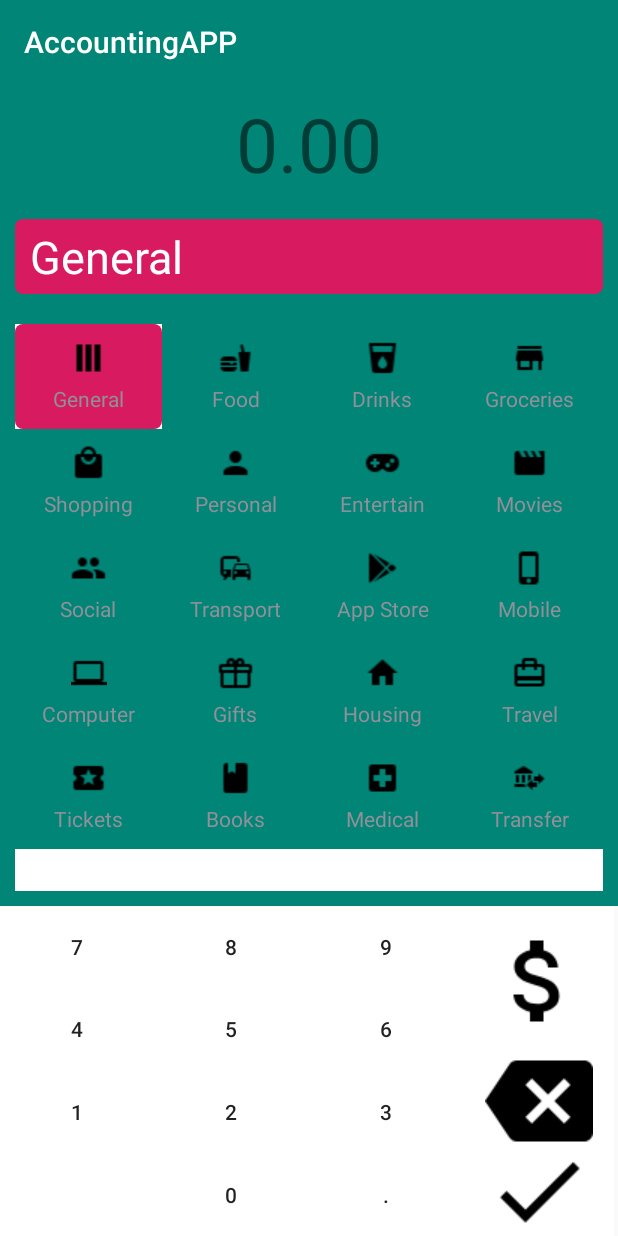
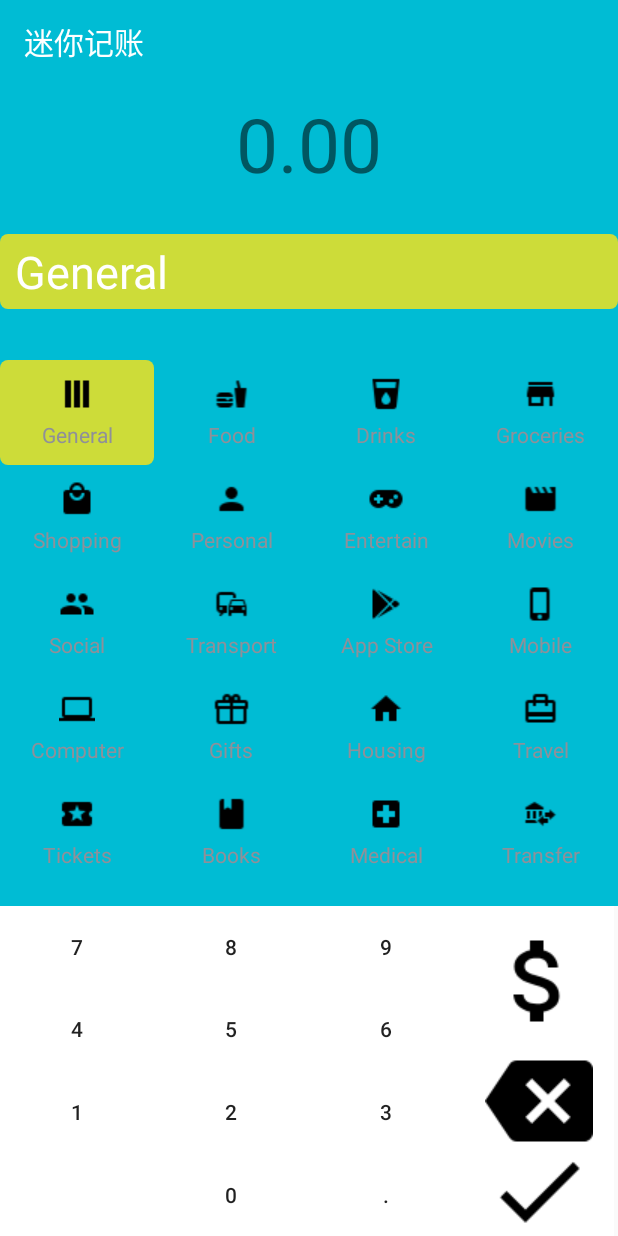
Before and after one commit to weidiezeng/AccountingApp, an Android app: the screen it shows after launch (AddRecordActivity), after a tap on an icon or button, on a phone screen of 412 x 824 dp. Run offline under Robolectric (Android 15) with nearby library versions, the phone set to English and light mode, and no system bars; libraries missing offline, so code that uses them is left out: com.robinhood.ticker; 2 statements that could not run were skipped.

Commit message:
ui优化

```diff
--- a/app/src/main/AndroidManifest.xml
+++ b/app/src/main/AndroidManifest.xml
@@ -4,7 +4,7 @@
 
     <application
         android:allowBackup="true"
-        android:icon="@mipmap/ic_launcher"
+        android:icon="@mipmap/accountingapp"
         android:label="@string/app_name"
         android:roundIcon="@mipmap/ic_launcher_round"
         android:supportsRtl="true"
@@ -17,8 +17,8 @@
             </intent-filter>
         </activity>
         <activity
-            android:windowSoftInputMode="adjustPan"
-            android:name=".AddRecordActivity"></activity>
+            android:name=".AddRecordActivity"
+            android:windowSoftInputMode="adjustPan" />
     </application>
 
 </manifest>
--- a/app/src/main/java/com/example/administrator/accountingapp/CategoryResBean.java
+++ b/app/src/main/java/com/example/administrator/accountingapp/CategoryResBean.java
@@ -1,5 +1,8 @@
 package com.example.administrator.accountingapp;
 
+/**
+ * 定义数据类型
+ */
 public class CategoryResBean {
     String title;
     int resBlack;
--- a/app/src/main/java/com/example/administrator/accountingapp/DateUtil.java
+++ b/app/src/main/java/com/example/administrator/accountingapp/DateUtil.java
@@ -4,6 +4,9 @@ import java.text.SimpleDateFormat;
 import java.util.Calendar;
 import java.util.Date;
 
+/**
+ *
+ */
 public class DateUtil {//将unix时间->11:11
     public static String getFormattedTime(long timeStamp){//静态方法不需要初始化实例
         SimpleDateFormat format=new SimpleDateFormat("HH:mm");
@@ -18,13 +21,14 @@ public class DateUtil {//将unix时间->11:11
     private static Date strToDate(String date){
         SimpleDateFormat format=new SimpleDateFormat("yyyy-MM-dd");
         try{
-            return format.parse(date);
+            return format.parse(date);//转为yyyy-MM-dd格式
         }catch (Exception e){
             e.printStackTrace();
         }
 
         return new Date();
     }
+    //获取星期
     public static String getWeekDay(String date){
         String[] weekdays = {"Sunday","Monday","Tuesday","Wednesday","Thursday","Friday","Saturday"};
         Calendar calendar = Calendar.getInstance();
@@ -32,12 +36,15 @@ public class DateUtil {//将unix时间->11:11
         int index = calendar.get(Calendar.DAY_OF_WEEK)-1;
         return  weekdays[index];
     }
+    //获取月份
     public static String getDateTitle(String date){
         String[] months ={"January", "February", "March", "April", "May", "June","July", "August","September","October", "November", "December"};
         Calendar calendar = Calendar.getInstance();
         calendar.setTime(strToDate(date));
         int monthIndex = calendar.get(Calendar.MONTH);
         int day = calendar.get(Calendar.DAY_OF_MONTH);
-        return  months[monthIndex] + " "+String.valueOf(day);//
+        int year=calendar.get(Calendar.YEAR);
+        return  String.valueOf(year)+" "+ months[monthIndex] + " "+String.valueOf(day);//返回2019 March 24格式
     }
+
 }
--- a/app/src/main/java/com/example/administrator/accountingapp/GlobalUtil.java
+++ b/app/src/main/java/com/example/administrator/accountingapp/GlobalUtil.java
@@ -3,20 +3,27 @@ package com.example.administrator.accountingapp;
 import android.content.Context;
 
 
+import java.util.Calendar;
+import java.util.Date;
 import java.util.LinkedList;
+
+
 
 public class GlobalUtil {
     private static GlobalUtil instance;
     public RecordDatabaseHelper databaseHelper;
     public LinkedList<CategoryResBean> costRes = new LinkedList<>();
     public LinkedList<CategoryResBean> earnRes = new LinkedList<>();
+    //public LinkedList<SearchBean>searchBeans=new LinkedList<>();
     private Context context;
     public MainActivity mainActivity;
 
+    //支出标题
     private static String[] costTitle = {"General", "Food", "Drinks","Groceries", "Shopping", "Personal","Entertain","Movies", "Social", "Transport",
             "App Store","Mobile","Computer","Gifts", "Housing", "Travel","Tickets","Books", "Medical","Transfer"};
 
 
+    //存储支出白色图片
     private static int [] costIconRes = {
             R.drawable.icon_general_white,
             R.drawable.icon_food_white,
@@ -39,6 +46,7 @@ public class GlobalUtil {
             R.drawable.icon_medical_white,
             R.drawable.icon_transfer_white
     };
+    //存储支出消费黑色图片
     private static int [] costIconResBlack = {
             R.drawable.icon_general,
             R.drawable.icon_food,
@@ -61,6 +69,7 @@ public class GlobalUtil {
             R.drawable.icon_medical,
             R.drawable.icon_transfer
     };
+    //存储收入白色图片
     private static int[] earnIconRes = {
             R.drawable.icon_general_white,
             R.drawable.icon_reimburse_white,
@@ -70,6 +79,7 @@ public class GlobalUtil {
             R.drawable.icon_bonus_white,
             R.drawable.icon_investment_white};
 
+    //存储收入黑色图片
     private static int[] earnIconResBlack = {
             R.drawable.icon_general,
             R.drawable.icon_reimburse,
@@ -78,6 +88,7 @@ public class GlobalUtil {
             R.drawable.icon_parttime,
             R.drawable.icon_bonus,
             R.drawable.icon_investment};
+    //存储收入标题
     private static String[] earnTitle = {"General", "Reimburse", "Salary","RedPocket","Part-time", "Bonus","Investment"};
 
     public Context getContext() {
@@ -101,7 +112,24 @@ public class GlobalUtil {
             res.reswhite=earnIconRes[i];
             earnRes.add(res);
         }
+        //
+       /* Calendar calendar = Calendar.getInstance();
+        calendar.setTime(new Date());
+        int month =calendar.get( Calendar.MONTH)+1;
+        int year=calendar.get(Calendar.YEAR);
+        searchBeans.clear();
+        for(int i=1;i<=month;i++){
+
+            SearchBean searchBean=new SearchBean();
+            searchBean.year=year;
+            searchBean.month=i;
+            searchBean.amount=databaseHelper.Search(i);
+            searchBeans.add(searchBean);
+        }*/
+
     }
+
+
 
 
     public static GlobalUtil getInstance(){
@@ -110,6 +138,11 @@ public class GlobalUtil {
         }
         return instance;
     }
+
+    /**获取资源图片
+     * @param category
+     * @return
+     */
     public int getResourceIcon(String category){
         for(CategoryResBean res:costRes){
             if(res.title.equals(category)){
--- a/app/src/main/java/com/example/administrator/accountingapp/MainActivity.java
+++ b/app/src/main/java/com/example/administrator/accountingapp/MainActivity.java
@@ -26,6 +26,7 @@ public class MainActivity extends AppCompatActivity implements ViewPager.OnPageC
         GlobalUtil.getInstance().mainActivity=this;
         getSupportActionBar().setElevation(0);
 
+        //初始化各控件
         amountText=findViewById(R.id.amount_text);
         amountText.setCharacterLists(TickerUtils.provideNumberList());
         dateText=findViewById(R.id.date_text);
@@ -36,7 +37,8 @@ public class MainActivity extends AppCompatActivity implements ViewPager.OnPageC
         viewPager.setOnPageChangeListener(this);
         viewPager.setCurrentItem(pagerAdapter.getLastIndex());
 
-        findViewById(R.id.fab).setOnClickListener(new View.OnClickListener() {
+        //设置悬浮按钮监听事件
+      findViewById(R.id.fab).setOnClickListener(new View.OnClickListener() {
             @Override
             public void onClick(View v) {
                 Intent intent=new Intent(MainActivity.this,AddRecordActivity.class);
@@ -44,6 +46,13 @@ public class MainActivity extends AppCompatActivity implements ViewPager.OnPageC
             }
         });
 
+     /* findViewById(R.id.fab2).setOnClickListener(new View.OnClickListener() {
+          @Override
+          public void onClick(View v) {
+              Intent intent=new Intent(getApplicationContext(),SearchActivity.class);
+              startActivityForResult(intent,1);
+          }
+      });*/
     }
 
     @Override
@@ -64,6 +73,9 @@ public class MainActivity extends AppCompatActivity implements ViewPager.OnPageC
         updateHeader();
     }
 
+    /**
+     * 更新头部
+     */
     public void updateHeader(){
         String amount=String.valueOf(pagerAdapter.getTotalCost(currentpageposition));
         amountText.setText(amount);
--- a/app/src/main/java/com/example/administrator/accountingapp/MainViewPagerAdapter.java
+++ b/app/src/main/java/com/example/administrator/accountingapp/MainViewPagerAdapter.java
@@ -18,6 +18,9 @@ public class MainViewPagerAdapter extends FragmentPagerAdapter {
     }
 
 
+    /**
+     *
+     */
     private void initFragment(){
         try{
             dates=GlobalUtil.getInstance().databaseHelper.getAvaliableDate();
@@ -53,7 +56,7 @@ public class MainViewPagerAdapter extends FragmentPagerAdapter {
     public int getCount() {
         return fragments.size();
     }
-    public int getTotalCost(int index){
+    public double getTotalCost(int index){
         return fragments.get(index).getTotalCost();
     }
 
--- a/app/src/main/java/com/example/administrator/accountingapp/RecordBean.java
+++ b/app/src/main/java/com/example/administrator/accountingapp/RecordBean.java
@@ -9,6 +9,7 @@ public class RecordBean implements Serializable {
     }
 
 
+    //定义数据类型
     private double amount;
     private RecordType type;
     private String category;
--- a/app/src/main/java/com/example/administrator/accountingapp/RecordDatabaseHelper.java
+++ b/app/src/main/java/com/example/administrator/accountingapp/RecordDatabaseHelper.java
@@ -3,18 +3,14 @@ package com.example.administrator.accountingapp;
 import android.content.ContentValues;
 import android.content.Context;
 import android.database.Cursor;
-import android.database.DatabaseErrorHandler;
 import android.database.sqlite.SQLiteDatabase;
 import android.database.sqlite.SQLiteOpenHelper;
-import android.os.strictmode.SqliteObjectLeakedViolation;
 import android.util.Log;
 
 import java.util.LinkedList;
 
 public class RecordDatabaseHelper extends SQLiteOpenHelper{
 
-
-    private String TAG="RecordDatabaseHelper";
     public static final String DB_NAME="Record";
     private static final String CREATE_RECORD_DB="create table Record("
             + "id integer primary key autoincrement,"
@@ -38,6 +34,11 @@ public class RecordDatabaseHelper extends SQLiteOpenHelper{
     public void onUpgrade(SQLiteDatabase db, int oldVersion, int newVersion) {
 
     }
+
+    /**
+     * 添加数据
+     * @param bean 数据
+     */
     public void addRecord(RecordBean bean){
         SQLiteDatabase db=this.getWritableDatabase();
         ContentValues values=new ContentValues();
@@ -50,18 +51,32 @@ public class RecordDatabaseHelper extends SQLiteOpenHelper{
         values.put("time",bean.getTimeStamp());
         db.insert(DB_NAME,null,values);
         values.clear();
-        Log.d(TAG,"adder");
     }
+
+    /**
+     * 删除数据
+     * @param uuid
+     */
     public void removeRecord(String uuid){
         SQLiteDatabase db=this.getWritableDatabase();
         db.delete(DB_NAME,"uuid=?",new String[]{uuid});
     }
+
+    /**
+     * 编辑数据
+     * @param uuid
+     * @param record
+     */
     public void editRecord(String uuid,RecordBean record){
         removeRecord(uuid);
         record.setUuid(uuid);
         addRecord(record);
     }
 
+    /**读取数据
+     * @param datestr
+     * @return LinkedList<RecordBean>
+     */
     public LinkedList<RecordBean>  readrRecord(String datestr){
 
         LinkedList<RecordBean>records=new LinkedList<>();
@@ -92,6 +107,10 @@ public class RecordDatabaseHelper extends SQLiteOpenHelper{
         return records;
     }
 
+    /**
+     * 获取有用日期
+     * @return
+     */
     public LinkedList<String> getAvaliableDate(){
         LinkedList<String> dates=new LinkedList<>();
         SQLiteDatabase db=this.getWritableDatabase();
@@ -107,4 +126,64 @@ public class RecordDatabaseHelper extends SQLiteOpenHelper{
         cursor.close();
         return dates;
     }
+
+    /**
+     * @param month
+     * @return
+     */
+    /*public double Search(int month){
+        double sum=0;
+        String sql="";
+        SQLiteDatabase db=getWritableDatabase();
+        switch (month){
+            case 1:
+                sql="select * from Record where date BETWEEN '2019-01-01' AND '2019-01-31'";
+                break;
+            case 2:
+                sql="select * from Record where date BETWEEN '2019-02-01' AND '2019-02-28'";
+                break;
+            case 3:
+                sql="select * from Record where date BETWEEN '2019-03-01' AND '2019-03-31'";
+                break;
+            case 4:
+                sql="select * from Record where date BETWEEN '2019-04-01' AND '2019-04-30'";
+                break;
+            case 5:
+                sql="select * from Record where date BETWEEN '2019-05-01' AND '2019-05-31'";
+                break;
+            case 6:
+                sql="select * from Record where date BETWEEN '2019-06-01' AND '2019-06-30'";
+                break;
+            case 7:
+                sql="select * from Record where date BETWEEN '2019-07-01' AND '2019-07-31'";
+                break;
+            case 8:
+                sql="select * from Record where date BETWEEN '2019-08-01' AND '2019-08-31'";
+                break;
+            case 9:
+                sql="select * from Record where date BETWEEN '2019-09-01' AND '2019-09-30'";
+                break;
+            case 10:
+                sql="select * from Record where date BETWEEN '2019-10-01' AND '2019-10-31'";
+                break;
+            case 11:
+                sql="select * from Record where date BETWEEN '2019-11-01' AND '2019-11-30'";
+                break;
+            case 12:
+                sql="select * from Record where date BETWEEN '2019-12-01' AND '2019-12-31'";
+                break;
+
+        }
+
+        Cursor cursor=db.rawQuery(sql,new String[]{});
+        if(cursor.moveToFirst()){
+            do{
+                sum+=cursor.getDouble(cursor.getColumnIndex("amount"));
+            }while (cursor.moveToNext());
+        }
+        else {
+            sum=0.00;
+        }
+        return sum;
+    }*/
 }
--- a/app/src/main/res/drawable/circle.xml
+++ b/app/src/main/res/drawable/circle.xml
@@ -1,7 +1,7 @@
 <?xml version="1.0" encoding="utf-8"?>
 <shape xmlns:android="http://schemas.android.com/apk/res/android"
     android:shape="oval">
-    <solid android:color="@android:color/darker_gray"/>
+    <solid android:color="@color/colorAccent"/>
 
     <size android:height="120dp"
         android:width="120dp"/>
--- a/app/src/main/res/layout/activity_add_record.xml
+++ b/app/src/main/res/layout/activity_add_record.xml
@@ -190,22 +190,28 @@
 
         <EditText
             android:id="@+id/edit_text"
-            android:textColor="@android:color/white"
             android:layout_width="match_parent"
             android:layout_height="50dp"
             android:layout_below="@+id/textview_amount2"
-            android:layout_margin="10dp"
-            android:textSize="30dp"
+            android:layout_alignParentStart="true"
+            android:layout_alignParentLeft="true"
+            android:layout_marginTop="20dp"
+            android:layout_marginBottom="10dp"
+            android:background="@drawable/bg_edit_text"
+            android:paddingLeft="10dp"
             android:text="Book"
-            android:paddingLeft="10dp"
-            android:background="@drawable/bg_edit_text" />
+            android:textColor="@android:color/white"
+            android:textSize="30dp" />
+
         <android.support.v7.widget.RecyclerView
             android:id="@+id/recycler_view"
-            android:background="@android:color/white"
-            android:layout_margin="10dp"
+            android:layout_width="match_parent"
+            android:layout_height="match_parent"
             android:layout_below="@+id/edit_text"
-            android:layout_width="match_parent"
-            android:layout_height="match_parent">
+            android:layout_centerHorizontal="true"
+            android:layout_marginTop="24dp"
+            android:layout_marginBottom="10dp"
+            android:background="@color/colorPrimary">
 
         </android.support.v7.widget.RecyclerView>
 
--- a/app/src/main/res/layout/cell_list_view.xml
+++ b/app/src/main/res/layout/cell_list_view.xml
@@ -25,7 +25,7 @@
         <TextView
             android:id="@+id/textview_remark"
             android:textSize="20dp"
-            android:textColor="@android:color/primary_text_light"
+            android:textColor="@android:color/black"
             android:layout_width="match_parent"
             android:text="phone"
             android:layout_height="wrap_content" />
@@ -33,6 +33,7 @@
             android:id="@+id/textview_time"
             android:textSize="15dp"
             android:text="15:50"
+            android:textColor="@android:color/black"
             android:layout_width="match_parent"
             android:layout_height="wrap_content" />
 
@@ -47,6 +48,7 @@
 
         <TextView
             android:id="@+id/textview_amount"
+            android:textColor="@android:color/black"
             android:layout_width="wrap_content"
             android:layout_height="wrap_content"
             android:textSize="20dp"
--- a/app/src/main/res/layout/content_main.xml
+++ b/app/src/main/res/layout/content_main.xml
@@ -12,4 +12,5 @@
 
     </android.support.v4.view.ViewPager>
 
+
 </RelativeLayout>
--- a/app/src/main/res/values/colors.xml
+++ b/app/src/main/res/values/colors.xml
@@ -1,6 +1,6 @@
 <?xml version="1.0" encoding="utf-8"?>
 <resources>
-    <color name="colorPrimary">#008577</color>
-    <color name="colorPrimaryDark">#00574B</color>
-    <color name="colorAccent">#D81B60</color>
+    <color name="colorPrimary">#00BCD4</color>
+    <color name="colorPrimaryDark">#0097A7</color>
+    <color name="colorAccent">#CDDC39</color>
 </resources>
--- a/app/src/main/res/values/strings.xml
+++ b/app/src/main/res/values/strings.xml
@@ -1,3 +1,3 @@
 <resources>
-    <string name="app_name">AccountingAPP</string>
+    <string name="app_name">迷你记账</string>
 </resources>
```
Also changed, not shown: app/src/main/java/com/example/administrator/accountingapp/AddRecordActivity.java (+29 -1 lines), app/src/main/java/com/example/administrator/accountingapp/CategoryRecyclerAdapter.java (+20 -0 lines), app/src/main/java/com/example/administrator/accountingapp/ListeViewAdapter.java (+8 -0 lines), app/src/main/java/com/example/administrator/accountingapp/MainFragment.java (+45 -14 lines), app/src/main/res/layout/activity_main.xml (+34 -23 lines), app/src/main/res/mipmap-mdpi/accountingapp.png (added).
